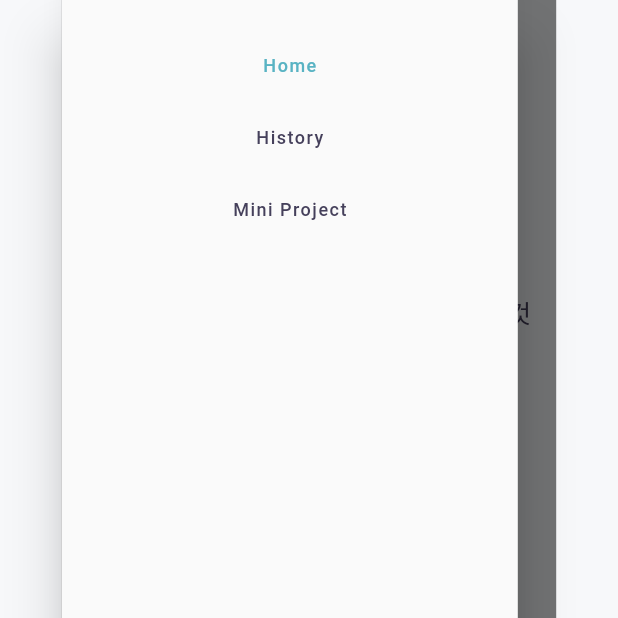
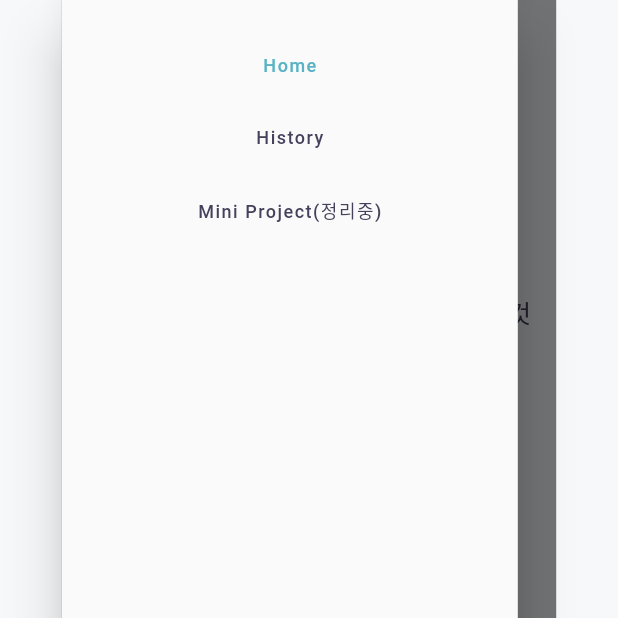
Before and after one commit to JS3322/portfolio_profile_flutter, a Flutter app: the screen it shows after launch, with the side drawer open, on a phone screen of 412 x 824 dp, the top half of it. Run offline on Flutter 3.47's test engine with Material 2 defaults, Android fonts, the phone set to English and light mode, and no system bars; missing offline and left inert: dart:html; network calls fail; Roboto replaces fonts that are missing (NexaBold, NexaLight, ProductSans).

Commit message:
20210124_fix_string_1

```diff
--- a/lib/constants/strings.dart
+++ b/lib/constants/strings.dart
@@ -9,12 +9,11 @@ class Strings {
   static const String headline = '안녕하세요. 생각하고 이야기를 나누는 것을 좋아하는 J입니다.';
   static const String summary = '눈이 오는 날은 겨울입니다. 춥네요.';
   static const String experience = '참여 프로젝트';
-  static const String skills_i_have = '나의 기술 스택';
-  static const String rights_reserved =
-      '© 2021 GANADA STEP. ALL RIGHTS RESERVED.';
+  static const String skills_i_have = '주요 기술';
+  static const String rights_reserved = 'P. 2021 GANADA STEP. WELCOME.';
 
   // menu items
   static const String menu_home = 'Home';
   static const String menu_about = 'History';
-  static const String menu_contact = 'Mini Project';
+  static const String menu_contact = 'Mini Project(정리중)';
 }
```
Also changed, not shown: 1 other file.
